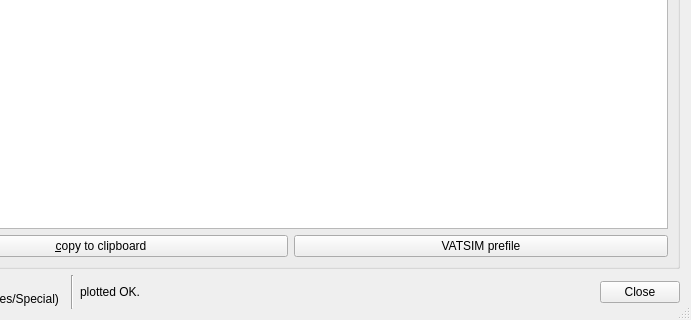
Qt form trunk/QuteScoop/src/PlanFlightDialog.ui (qutescoop/qutescoop) before a commit; both pictures show x 109 to 800 and y 253 to 573 of the 800 by 573 pixel window.
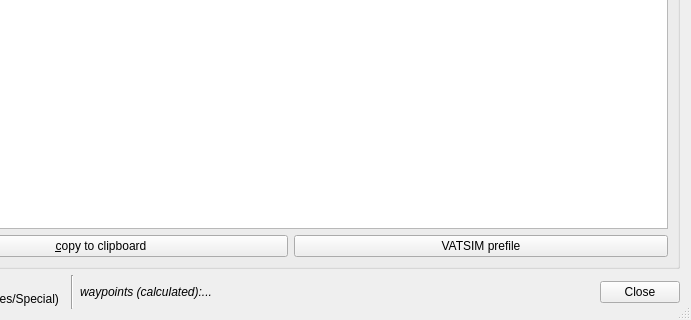
The same form after that commit. Icons and pictures are not drawn.

Diff of the .ui file:
```diff
--- a/trunk/QuteScoop/src/PlanFlightDialog.ui
+++ b/trunk/QuteScoop/src/PlanFlightDialog.ui
@@ -527,8 +527,13 @@
          <verstretch>0</verstretch>
         </sizepolicy>
        </property>
+       <property name="font">
+        <font>
+         <italic>true</italic>
+        </font>
+       </property>
        <property name="text">
-        <string>plotted OK.</string>
+        <string>waypoints (calculated):...</string>
        </property>
        <property name="wordWrap">
         <bool>true</bool>
```
